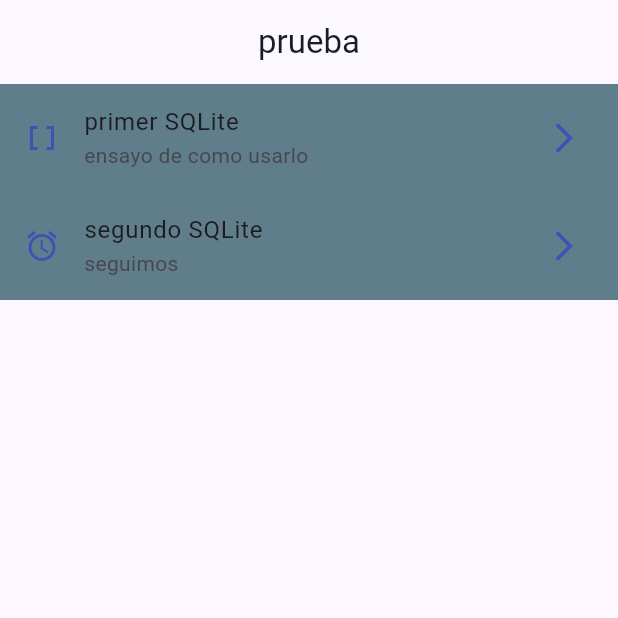
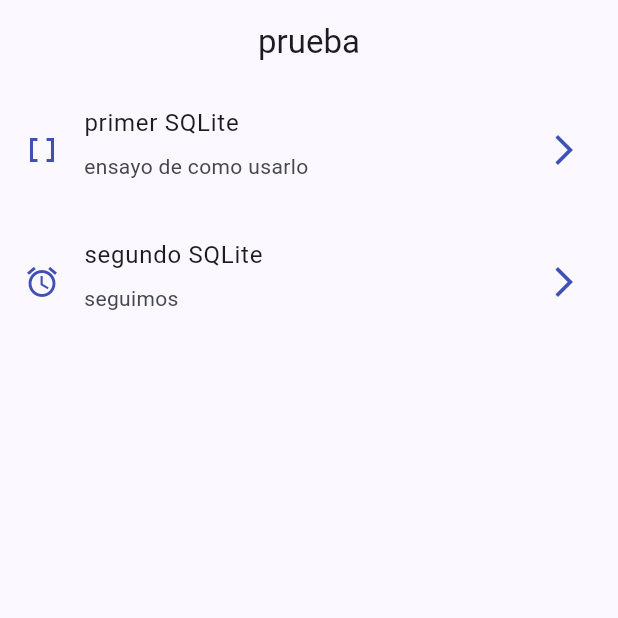
Before and after one commit to aledaniel04/esto_es_una_prueba, a Flutter app: the screen it shows after launch, on a phone screen of 412 x 824 dp, the top half of it. Run offline on Flutter 3.47's test engine with Material 2 defaults, Android fonts, the light colour scheme and no system bars.

Commit message:
detalles esteticos

```diff
--- a/lib/presentation/screen/home/pruba_screen.dart
+++ b/lib/presentation/screen/home/pruba_screen.dart
@@ -8,12 +8,12 @@
   Widget build(BuildContext context) {
     return Scaffold(
         appBar: AppBar(title: const Text("prueba"), centerTitle: true),
-        body: const _homeView());
+        body: const _HomeView());
   }
 }
 
-class _homeView extends StatelessWidget {
-  const _homeView();
+class _HomeView extends StatelessWidget {
+  const _HomeView();
 
   @override
   Widget build(BuildContext context) {
@@ -28,7 +28,6 @@
 
 class _CustomListTile extends StatelessWidget {
   const _CustomListTile({
-    super.key,
     required this.menuItem,
   });
 
@@ -37,7 +36,7 @@
   @override
   Widget build(BuildContext context) {
     return ListTile(
-      tileColor: Colors.blueGrey,
+      visualDensity: const VisualDensity(vertical: 4),
       leading: Icon(
         menuItem.icon,
         color: Colors.indigo,
```
